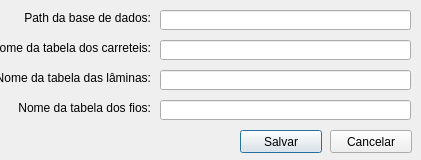
Old version of the form windows/windowpreference.ui in the repository KyryIx/Helena.
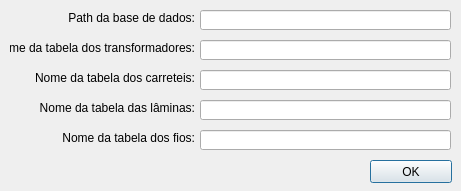
New version of the form. Icons and pictures are not drawn.

```diff
--- a/windows/windowpreference.ui
+++ b/windows/windowpreference.ui
@@ -6,10 +6,22 @@
    <rect>
     <x>0</x>
     <y>0</y>
-    <width>421</width>
-    <height>160</height>
+    <width>461</width>
+    <height>191</height>
    </rect>
   </property>
+  <property name="minimumSize">
+   <size>
+    <width>461</width>
+    <height>191</height>
+   </size>
+  </property>
+  <property name="maximumSize">
+   <size>
+    <width>461</width>
+    <height>191</height>
+   </size>
+  </property>
   <property name="windowTitle">
    <string>Helena - Preferências</string>
   </property>
@@ -20,9 +32,9 @@
   <widget class="QLabel" name="label_pathDatabase">
    <property name="geometry">
     <rect>
-     <x>0</x>
+     <x>10</x>
      <y>10</y>
-     <width>151</width>
+     <width>185</width>
      <height>16</height>
     </rect>
    </property>
@@ -36,9 +48,9 @@
   <widget class="QLabel" name="label_tableWires">
    <property name="geometry">
     <rect>
-     <x>0</x>
-     <y>100</y>
-     <width>151</width>
+     <x>10</x>
+     <y>130</y>
+     <width>185</width>
      <height>16</height>
     </rect>
    </property>
@@ -52,9 +64,9 @@
   <widget class="QLabel" name="label_tableBobbins">
    <property name="geometry">
     <rect>
-     <x>0</x>
-     <y>40</y>
-     <width>151</width>
+     <x>10</x>
+     <y>70</y>
+     <width>185</width>
      <height>16</height>
     </rect>
    </property>
@@ -68,29 +80,35 @@
   <widget class="QLineEdit" name="lineEdit_tableWires">
    <property name="geometry">
     <rect>
-     <x>160</x>
-     <y>100</y>
+     <x>200</x>
+     <y>130</y>
      <width>251</width>
      <height>20</height>
     </rect>
    </property>
+   <property name="readOnly">
+    <bool>true</bool>
+   </property>
   </widget>
   <widget class="QLineEdit" name="lineEdit_pathDatabase">
    <property name="geometry">
     <rect>
-     <x>160</x>
+     <x>200</x>
      <y>10</y>
      <width>251</width>
      <height>20</height>
     </rect>
    </property>
+   <property name="readOnly">
+    <bool>true</bool>
+   </property>
   </widget>
   <widget class="QLabel" name="label_tableLaminas">
    <property name="geometry">
     <rect>
-     <x>0</x>
-     <y>70</y>
-     <width>151</width>
+     <x>10</x>
+     <y>100</y>
+     <width>185</width>
      <height>16</height>
     </rect>
    </property>
@@ -104,47 +122,72 @@
   <widget class="QLineEdit" name="lineEdit_tableLaminas">
    <property name="geometry">
     <rect>
-     <x>160</x>
-     <y>70</y>
+     <x>200</x>
+     <y>100</y>
      <width>251</width>
      <height>20</height>
     </rect>
    </property>
+   <property name="readOnly">
+    <bool>true</bool>
+   </property>
   </widget>
   <widget class="QLineEdit" name="lineEdit_tableBobbins">
    <property name="geometry">
     <rect>
-     <x>160</x>
-     <y>40</y>
+     <x>200</x>
+     <y>70</y>
      <width>251</width>
      <height>20</height>
     </rect>
    </property>
+   <property name="readOnly">
+    <bool>true</bool>
+   </property>
   </widget>
   <widget class="QPushButton" name="pushButton_save">
    <property name="geometry">
     <rect>
-     <x>240</x>
-     <y>130</y>
+     <x>370</x>
+     <y>160</y>
      <width>82</width>
      <height>23</height>
     </rect>
    </property>
    <property name="text">
-    <string>Salvar</string>
+    <string>OK</string>
    </property>
   </widget>
-  <widget class="QPushButton" name="pushButton_cancel">
+  <widget class="QLabel" name="label_tableTransformers">
    <property name="geometry">
     <rect>
-     <x>330</x>
-     <y>130</y>
-     <width>82</width>
-     <height>23</height>
+     <x>10</x>
+     <y>40</y>
+     <width>185</width>
+     <height>16</height>
     </rect>
    </property>
    <property name="text">
-    <string>Cancelar</string>
+    <string>Nome da tabela dos transformadores:</string>
+   </property>
+   <property name="alignment">
+    <set>Qt::AlignRight|Qt::AlignTrailing|Qt::AlignVCenter</set>
+   </property>
+  </widget>
+  <widget class="QLineEdit" name="lineEdit_tableTransformers">
+   <property name="geometry">
+    <rect>
+     <x>200</x>
+     <y>40</y>
+     <width>251</width>
+     <height>20</height>
+    </rect>
+   </property>
+   <property name="text">
+    <string/>
+   </property>
+   <property name="readOnly">
+    <bool>true</bool>
    </property>
   </widget>
  </widget>
```
Left out of the diff: 2 changed lines with no effect on the pictures.
